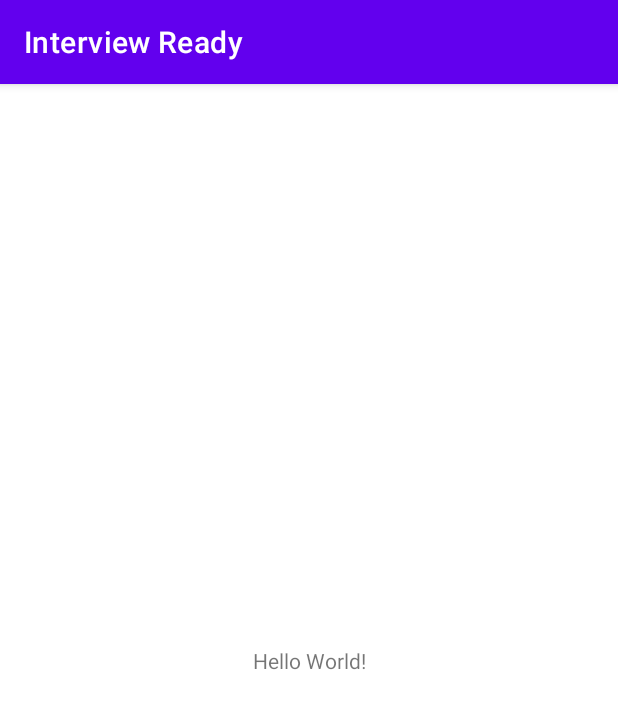
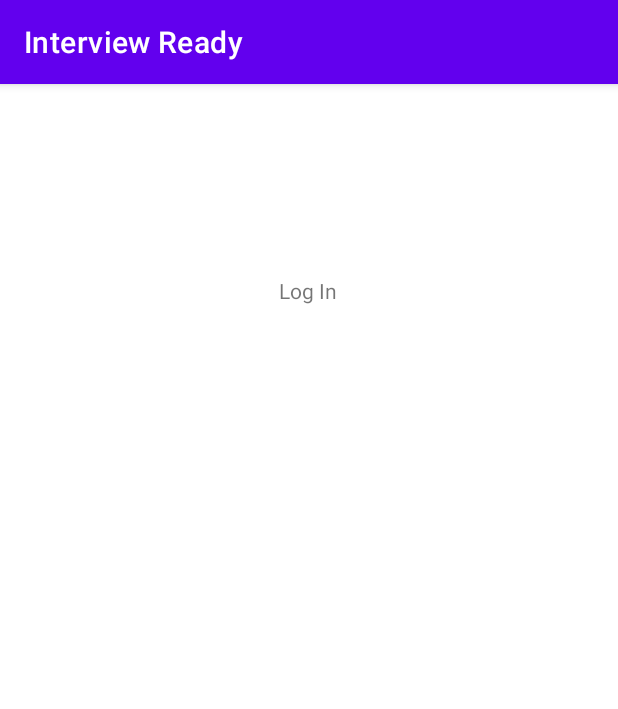
Before and after one commit to fawzaanshaikh/interview-ready, an Android app: the screen it shows after launch (MainActivity), on a phone screen of 412 x 824 dp. Shown: the top 709 px of the screen. Run offline under Robolectric (Android 15) with nearby library versions, the phone set to English and light mode, and no system bars.

Commit message:
Changed basic layout

```diff
--- a/app/src/main/res/layout/activity_main.xml
+++ b/app/src/main/res/layout/activity_main.xml
@@ -9,10 +9,12 @@
     <TextView
         android:layout_width="wrap_content"
         android:layout_height="wrap_content"
-        android:text="Hello World!"
+        android:text="Log In"
         app:layout_constraintBottom_toBottomOf="parent"
+        app:layout_constraintHorizontal_bias="0.498"
         app:layout_constraintLeft_toLeftOf="parent"
         app:layout_constraintRight_toRightOf="parent"
-        app:layout_constraintTop_toTopOf="parent" />
+        app:layout_constraintTop_toTopOf="parent"
+        app:layout_constraintVertical_bias="0.171" />
 
 </androidx.constraintlayout.widget.ConstraintLayout>
```
Also changed, not shown: app/src/main/res/layout/activity_option.xml (+39 -0 lines).
